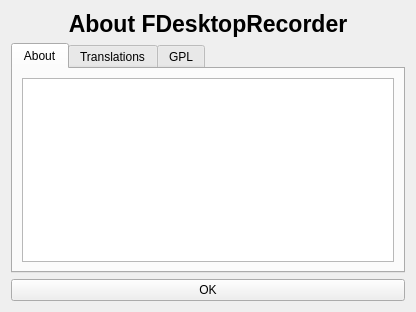
The window that src/dialogs/about/aboutprog.ui (froksen/FDesktopRecorder) describes before a commit, drawn with Qt 5.
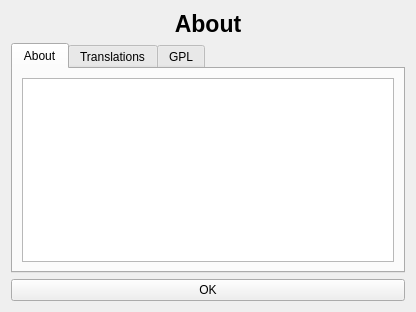
The same window after the commit. Icons and pictures are not drawn.

Commit message: aboutdialog title changed to "About"

Diff of the .ui file:
```diff
--- a/src/dialogs/about/aboutprog.ui
+++ b/src/dialogs/about/aboutprog.ui
@@ -31,7 +31,7 @@
       </font>
      </property>
      <property name="text">
-      <string>About FDesktopRecorder</string>
+      <string>About</string>
      </property>
      <property name="alignment">
       <set>Qt::AlignHCenter|Qt::AlignTop</set>
```
Left out of the diff: 2 changed lines with no effect on the pictures.
